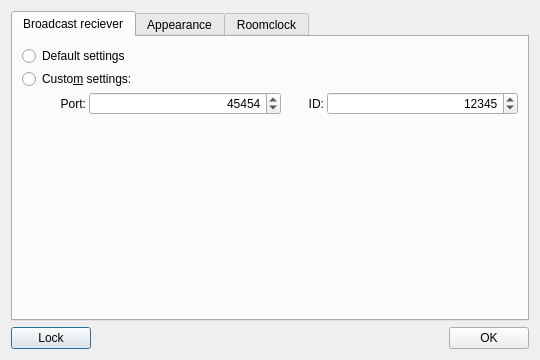
Qt form teleprinter/teleprintersettings.ui (SFr682k/fightclub) before a commit.
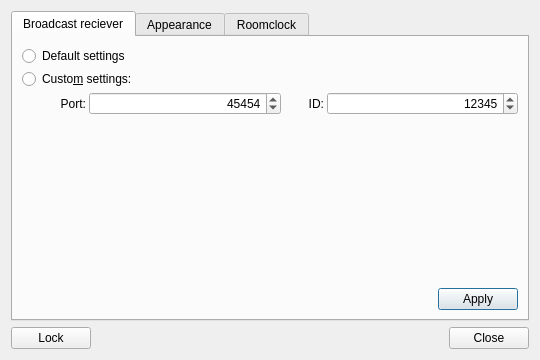
The same form after that commit. Icons and pictures are not drawn.

Commit message: More logos, introduce "Apply Bcast Settings" button

Diff of the .ui file:
```diff
--- a/teleprinter/teleprintersettings.ui
+++ b/teleprinter/teleprintersettings.ui
@@ -161,6 +161,34 @@
          </property>
         </spacer>
        </item>
+       <item>
+        <layout class="QHBoxLayout" name="horizontalLayout_2">
+         <item>
+          <spacer name="horizontalSpacer_2">
+           <property name="orientation">
+            <enum>Qt::Horizontal</enum>
+           </property>
+           <property name="sizeHint" stdset="0">
+            <size>
+             <width>40</width>
+             <height>20</height>
+            </size>
+           </property>
+          </spacer>
+         </item>
+         <item>
+          <widget class="QPushButton" name="applyBroadcastSettings">
+           <property name="text">
+            <string>Apply</string>
+           </property>
+           <property name="icon">
+            <iconset resource="resources.qrc">
+             <normaloff>:/breeze-icons/dialog-ok-apply-16.svg</normaloff>:/breeze-icons/dialog-ok-apply-16.svg</iconset>
+           </property>
+          </widget>
+         </item>
+        </layout>
+       </item>
       </layout>
      </widget>
      <widget class="QWidget" name="appConfigTab">
@@ -330,7 +358,7 @@
      <item>
       <widget class="QPushButton" name="applySettings">
        <property name="text">
-        <string>OK</string>
+        <string>Close</string>
        </property>
        <property name="icon">
         <iconset resource="resources.qrc">
```
Left out of the diff: 4 changed lines with no effect on the pictures. The commit also changes 18 other files.
